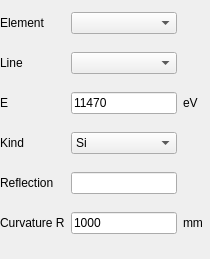
NSLS-II-ISS/isstools, file isstools/ui/ui_emission_energy_selector.ui: the form before one commit.
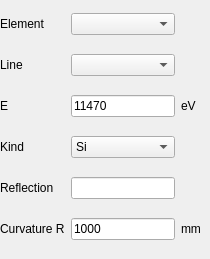
The form after the commit.

```diff
--- a/isstools/ui/ui_emission_energy_selector.ui
+++ b/isstools/ui/ui_emission_energy_selector.ui
@@ -18,8 +18,8 @@
     <rect>
      <x>0</x>
      <y>0</y>
-     <width>203</width>
-     <height>248</height>
+     <width>201</width>
+     <height>254</height>
     </rect>
    </property>
    <layout class="QGridLayout" name="gridLayout_20">
```
